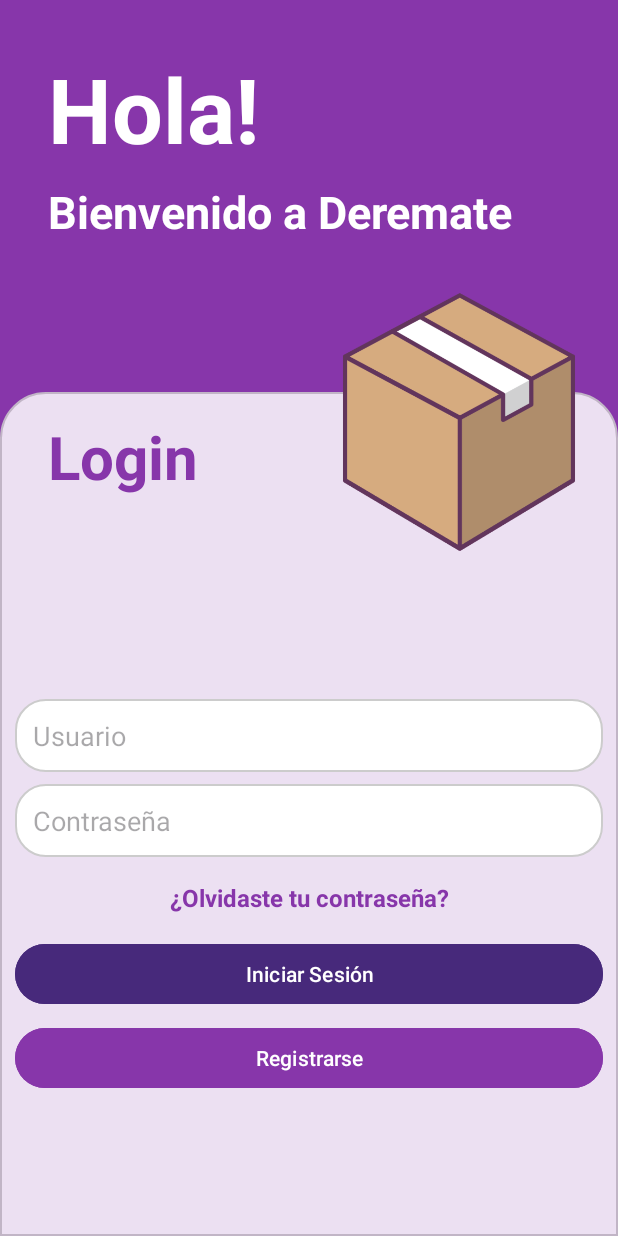
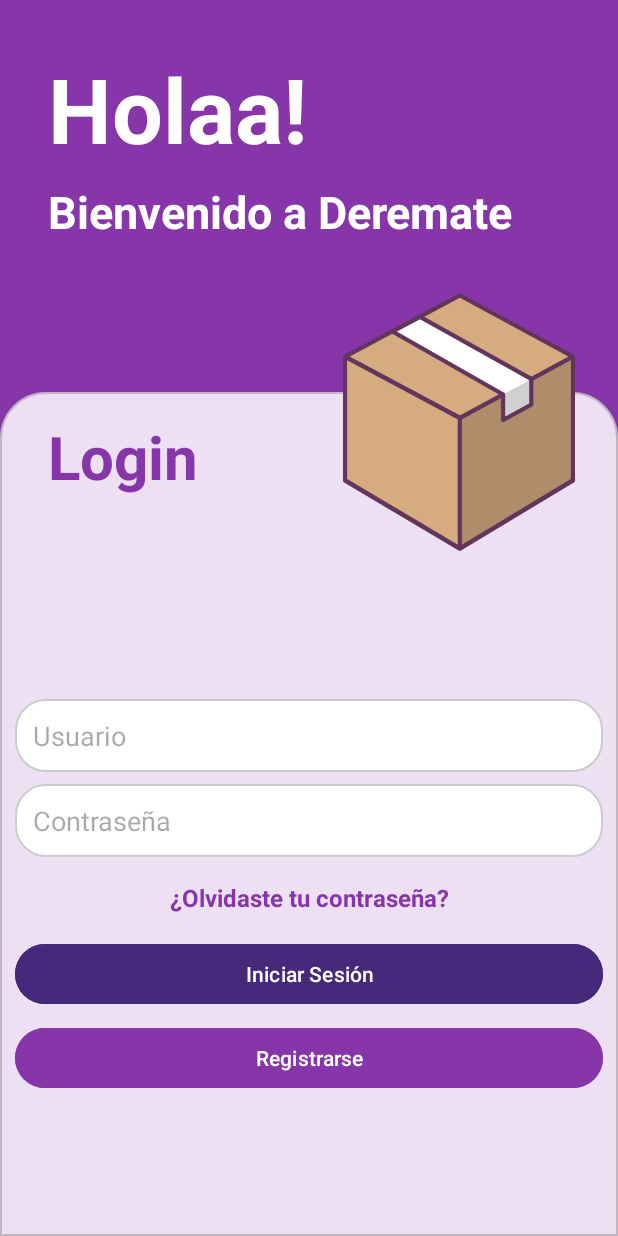
Before and after one commit to Lucas-Alvarez-Persico/DeRemate_Front_Android, an Android app: the LoginActivity screen opened directly, with no data from a screen before it, on a phone screen of 412 x 824 dp. Run offline under Robolectric (Android 15) with nearby library versions, the phone set to English and light mode, and no system bars; our stand-ins replace Dagger/Hilt's generated code.

Commit message:
Co-authored-by: Lucas-Alvarez-Persico <Lucas-Alvarez-Persico@users.noreply.github.com>

```diff
--- a/app/src/main/res/layout/activity_login.xml
+++ b/app/src/main/res/layout/activity_login.xml
@@ -14,7 +14,7 @@
         android:id="@+id/text_hola"
         android:layout_width="wrap_content"
         android:layout_height="wrap_content"
-        android:text="Hola!"
+        android:text="Holaa!"
         android:textSize="60dp"
         android:textColor="@color/blanco"
         android:textStyle="bold"
```
